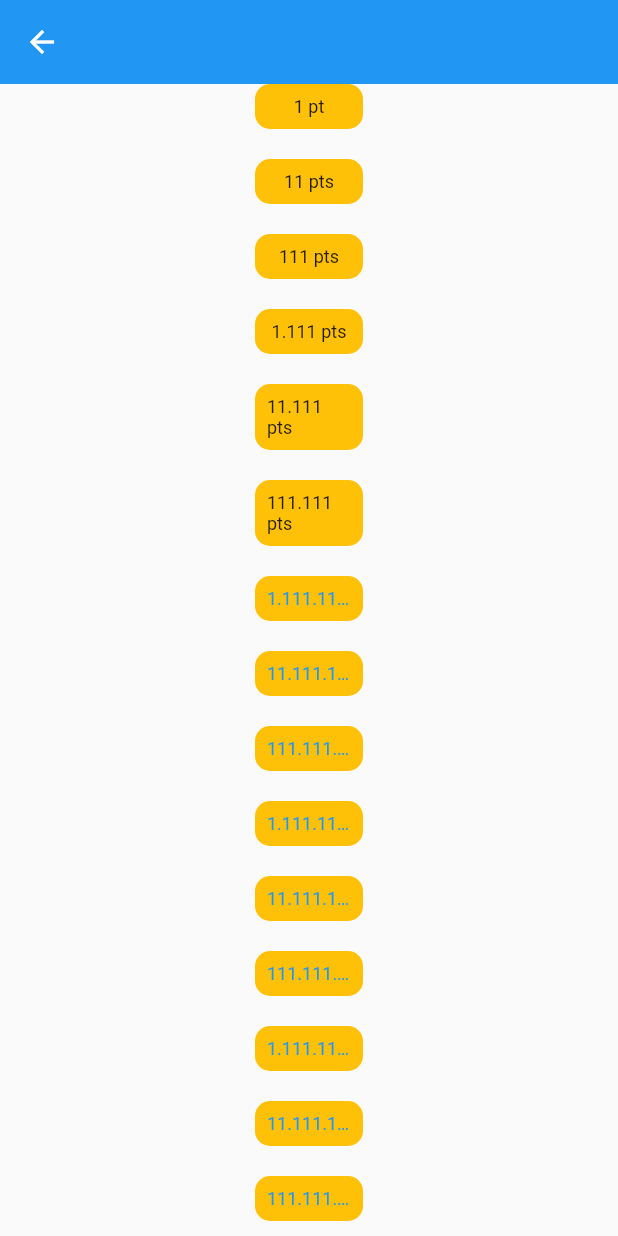
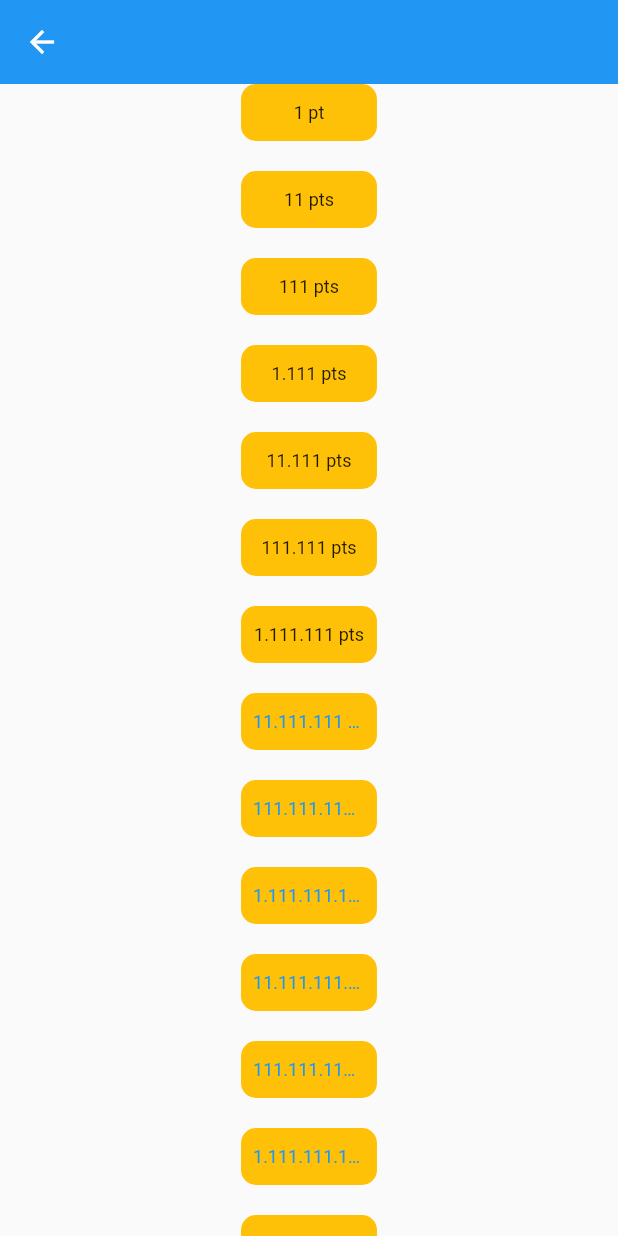
Before and after one commit to GabrielKiesshau/limited_name, a Flutter app: the TextListPage screen opened directly with empty values, on a phone screen of 412 x 824 dp. Run offline on Flutter 3.47's test engine with Material 2 defaults, Android fonts, the phone set to English and light mode, and no system bars.

Commit message:
Fixed the padding problem

```diff
--- a/lib/text_area.dart
+++ b/lib/text_area.dart
@@ -80,7 +80,13 @@ class _TextAreaState extends State<TextArea> {
       child: Center(
         child: LayoutBuilder(
           builder: (context, constraints) {
-            final isOverflowing = _isOverflowing(constraints.maxWidth);
+            const padding = EdgeInsets.symmetric(
+              horizontal: 8.0,
+              vertical: 12.0,
+            );
+            final isOverflowing = _isOverflowing(
+              constraints.maxWidth - padding.left - padding.right,
+            );
 
             if (isOverflowing) {
               return InkWell(
@@ -152,7 +158,7 @@ class _TextAreaState extends State<TextArea> {
                   }
                 },
                 child: Padding(
-                  padding: const EdgeInsets.all(8.0),
+                  padding: padding,
                   child: CompositedTransformTarget(
                     link: _layerLink,
                     child: Text(
@@ -166,7 +172,7 @@ class _TextAreaState extends State<TextArea> {
             }
 
             return Padding(
-              padding: const EdgeInsets.all(8.0),
+              padding: padding,
               child: Text(
                 _formattedText,
                 style: widget.style,
--- a/lib/text_list_page.dart
+++ b/lib/text_list_page.dart
@@ -44,9 +44,11 @@ class TextListPage extends StatelessWidget {
         elevation: 0,
       ),
       body: Center(
-        child: ListView.separated(
+        child: LayoutBuilder(
+          builder: (context, constraints) {
+            return ListView.separated(
               itemCount: _itemList.length,
-          padding: const EdgeInsets.symmetric(horizontal: 170.0),
+              padding: EdgeInsets.symmetric(horizontal: constraints.maxWidth * 0.39),
               separatorBuilder: (context, index) => const SizedBox(height: 20),
               itemBuilder: (context, index) => TextArea(
                 _itemList[index],
@@ -54,6 +56,8 @@ class TextListPage extends StatelessWidget {
                   fontSize: 12,
                 ),
               ),
+            );
+          }
         ),
       )
     );
```
Lines whose indentation alone changed are shown as unchanged.
